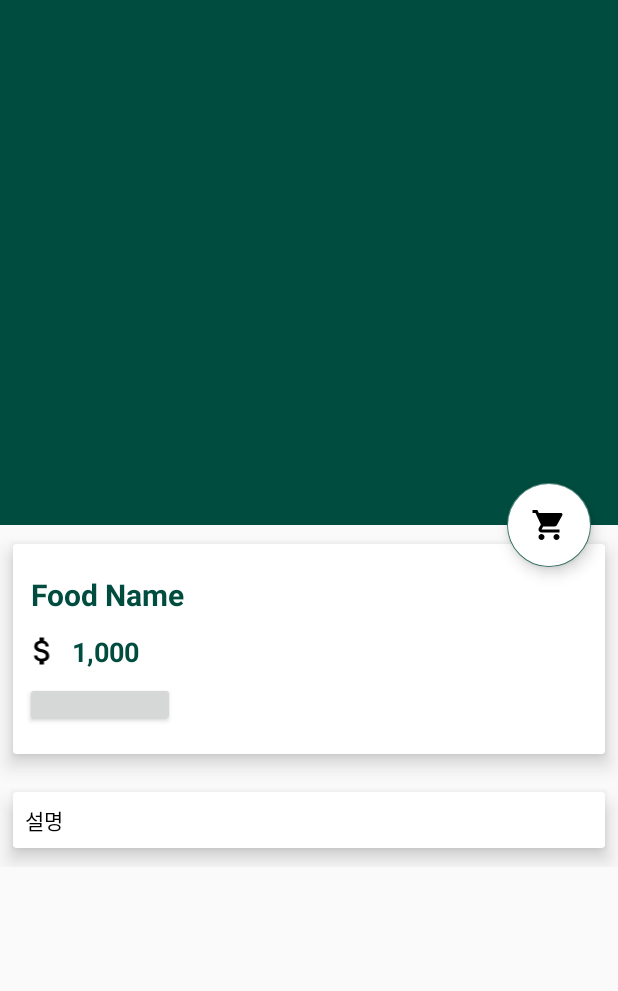
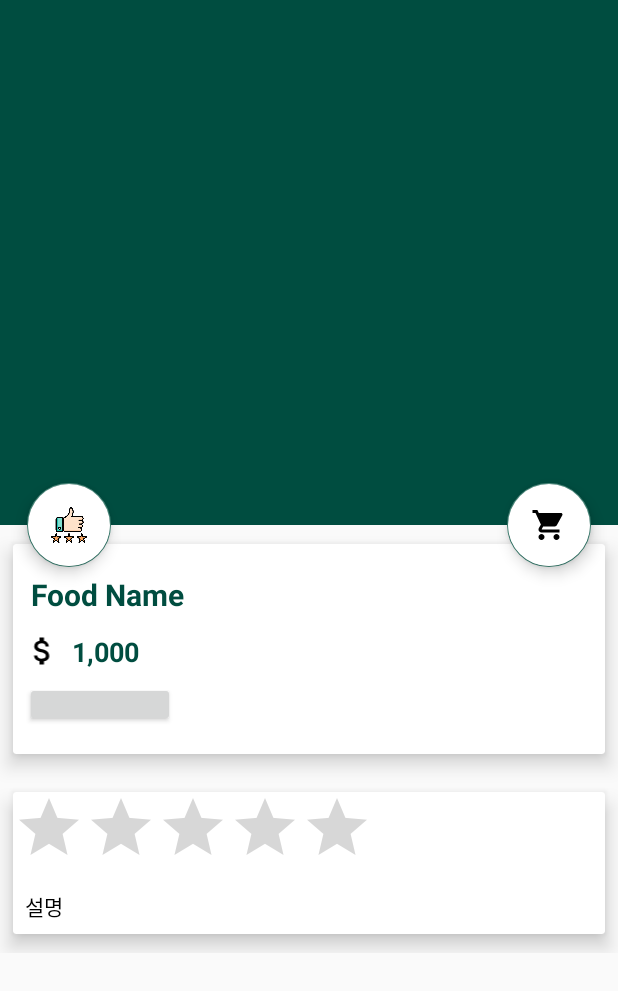
Before and after one commit to ShinMyeongJi/Fooding_demo, an Android app: the FoodDeatils screen opened directly, with no data from a screen before it, on a phone screen of 412 x 824 dp. Shown: the top 991 px of the screen. Run offline under Robolectric (Android 15) with nearby library versions, the phone set to English and light mode, and no system bars; our stand-ins replace Firebase (no records; nobody signed in at launch, a user with empty details on screens opened directly), Picasso; libraries missing offline, so code that uses them is left out: com.cepheuen.elegantnumberbutton, com.stepstone.apprating; plain views replace ElegantNumberButton; 2 statements that could not run were skipped.

Commit message:
즐겨찾기 기능 추가, 평점 기능 개발 중

```diff
--- a/app/build.gradle
+++ b/app/build.gradle
@@ -8,7 +8,7 @@ android {
 
     defaultConfig {
         applicationId "com.dev.eatit"
-        minSdkVersion 16
+        minSdkVersion 21
         targetSdkVersion 29
         versionCode 1
         versionName "1.0"
@@ -74,4 +74,6 @@ dependencies {
     implementation 'com.github.mancj:MaterialSearchBar:0.8.5'
     implementation group: 'io.paperdb', name: 'paperdb', version: '2.6'
 
+    implementation 'com.stepstone.apprating:app-rating:2.3.1'
+
 }
--- a/app/src/main/java/com/dev/eatit/FoodDeatils.kt
+++ b/app/src/main/java/com/dev/eatit/FoodDeatils.kt
@@ -5,10 +5,7 @@ import android.media.MicrophoneInfo
 import androidx.appcompat.app.AppCompatActivity
 import android.os.Bundle
 import android.view.View
-import android.widget.Button
-import android.widget.ImageView
-import android.widget.TextView
-import android.widget.Toast
+import android.widget.*
 import androidx.coordinatorlayout.widget.CoordinatorLayout
 import com.cepheuen.elegantnumberbutton.view.ElegantNumberButton
 import com.dev.eatit.common.Common
@@ -20,6 +17,8 @@ import com.google.android.material.floatingactionbutton.FloatingActionButton
 import com.google.android.material.snackbar.Snackbar
 import com.google.firebase.database.*
 import com.squareup.picasso.Picasso
+import com.stepstone.apprating.AppRatingDialog
+import kotlinx.android.synthetic.main.activity_food_deatils.*
 
 class FoodDeatils : AppCompatActivity() {
 
@@ -29,7 +28,10 @@ class FoodDeatils : AppCompatActivity() {
     lateinit var food_image : ImageView
     lateinit var collapsingToolbarLayout : CollapsingToolbarLayout
     lateinit var btnCart : FloatingActionButton
+    lateinit var btnRating : FloatingActionButton
     lateinit var numberButton : ElegantNumberButton
+
+    lateinit var ratingBar : RatingBar
 
     lateinit var detailsLayout : CoordinatorLayout
 
@@ -47,12 +49,15 @@ class FoodDeatils : AppCompatActivity() {
 
         numberButton = findViewById(R.id.number_button)
         btnCart = findViewById(R.id.btnCart)
+        btnRating = findViewById(R.id.btnRating)
 
         food_name = findViewById(R.id.food_detail_name)
         food_price = findViewById(R.id.food_detail_price)
         food_description = findViewById(R.id.food_detail_description)
         food_image = findViewById(R.id.food_detail_img)
         collapsingToolbarLayout = findViewById(R.id.collapsing)
+
+        ratingBar = findViewById(R.id.ratingBar)
 
         detailsLayout = findViewById(R.id.detailsLayout)
 
@@ -70,6 +75,12 @@ class FoodDeatils : AppCompatActivity() {
                 return
             }
         }
+
+        btnRating.setOnClickListener(object : View.OnClickListener{
+            override fun onClick(v: View?) {
+                showRatingDialog()
+            }
+        })
 
         btnCart.setOnClickListener(object : View.OnClickListener{
             override fun onClick(v: View?) {
@@ -104,4 +115,10 @@ class FoodDeatils : AppCompatActivity() {
             }
         })
     }
+
+    private fun showRatingDialog(){
+        var ratingDialogBuilder = AppRatingDialog.Builder()
+        ratingDialogBuilder.setPositiveButtonText("확인")
+            .setNegativeButtonText("취소")
+    }
 }
--- a/app/src/main/java/com/dev/eatit/ViewHolder/FoodViewHolder.java
+++ b/app/src/main/java/com/dev/eatit/ViewHolder/FoodViewHolder.java
@@ -14,6 +14,7 @@ public class FoodViewHolder extends RecyclerView.ViewHolder implements View.OnCl
 
     public TextView food_name;
     public ImageView food_image;
+    public ImageView favorites;
 
     private ItemClickListener itemClickListener;
 
@@ -25,6 +26,7 @@ public class FoodViewHolder extends RecyclerView.ViewHolder implements View.OnCl
         super(itemView);
         food_name = itemView.findViewById(R.id.food_name);
         food_image = itemView.findViewById(R.id.food_image);
+        favorites = itemView.findViewById(R.id.favorit);
 
         itemView.setOnClickListener(this);
     }
--- a/app/src/main/res/layout/activity_food_deatils.xml
+++ b/app/src/main/res/layout/activity_food_deatils.xml
@@ -53,6 +53,18 @@
         app:pressedTranslationZ="12dp"
         app:layout_anchor="@id/app_bar_layout"
         app:layout_anchorGravity="bottom|right|end"
+        app:useCompatPadding="true"/>
+
+    <com.google.android.material.floatingactionbutton.FloatingActionButton
+        android:id="@+id/btnRating"
+        android:src="@drawable/review"
+        android:layout_width="wrap_content"
+        android:layout_height="wrap_content"
+        android:backgroundTint="@android:color/white"
+        app:elevation="6dp"
+        app:pressedTranslationZ="12dp"
+        app:layout_anchor="@id/app_bar_layout"
+        app:layout_anchorGravity="bottom|right|start"
         app:useCompatPadding="true"/>
 
     <androidx.core.widget.NestedScrollView
@@ -135,6 +147,19 @@
                 app:cardElevation="8dp"
                 app:cardUseCompatPadding="true">
 
+                <LinearLayout
+                    android:layout_width="match_parent"
+                    android:layout_height="wrap_content"
+                    android:orientation="vertical">
+
+                    <RatingBar
+                        android:id="@+id/ratingBar"
+                        android:rating="0"
+                        android:max="5"
+                        android:isIndicator="true"
+                        android:layout_width="wrap_content"
+                        android:layout_height="wrap_content"/>
+
                     <TextView
                         android:id="@+id/food_detail_description"
                         android:layout_width="wrap_content"
@@ -143,6 +168,7 @@
                         android:text="설명"
                         android:textColor="@android:color/black"
                         android:textSize="14sp"/>
+                </LinearLayout>
 
             </androidx.cardview.widget.CardView>
 
```
Also changed, not shown: app/src/main/java/com/dev/eatit/FoodList.kt (+26 -3 lines), app/src/main/java/com/dev/eatit/database/Database.java (+29 -0 lines), app/src/main/java/com/dev/eatit/model/Rating.java (added, +50 -0 lines), app/src/main/res/drawable/ic_favorite_black_24dp.xml (added, +9 -0 lines), app/src/main/res/drawable/ic_favorite_border_black_24dp.xml (added, +9 -0 lines), app/src/main/res/drawable/ic_star_black_24dp.xml (added, +9 -0 lines), app/src/main/res/layout/food_item.xml (+25 -8 lines), app/src/main/res/values/styles.xml (+19 -0 lines), app/src/main/assets/databases/FoodingDB.db, app/src/main/res/drawable-v24/review.png (added). Lines whose indentation alone changed are shown as unchanged.
